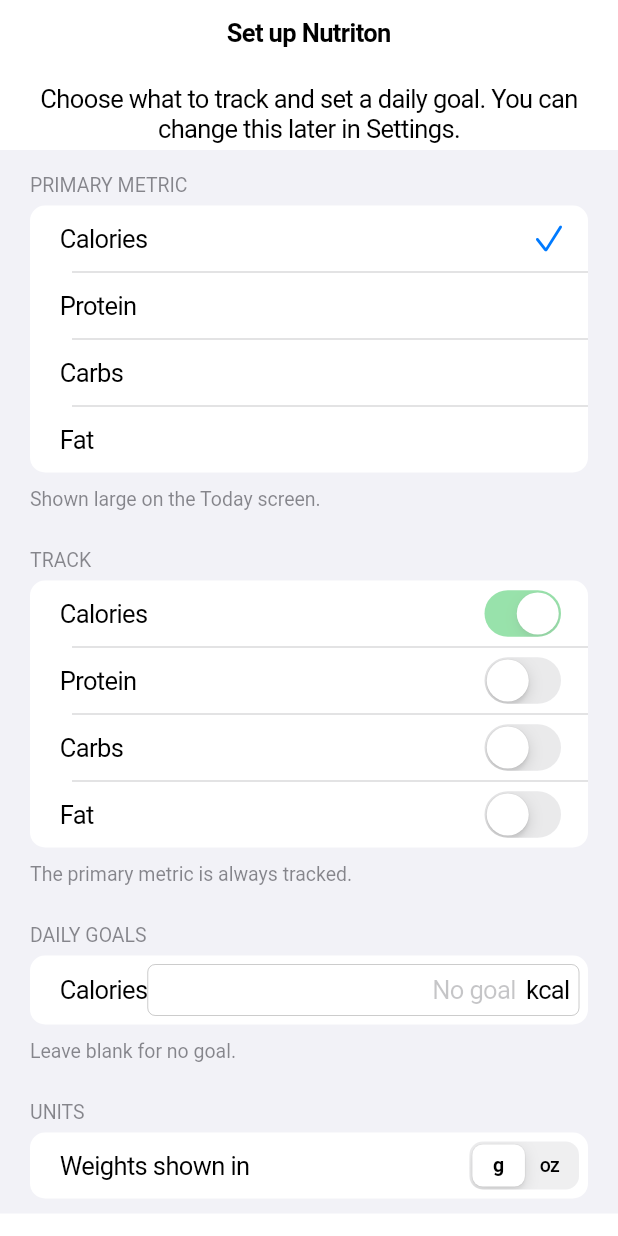
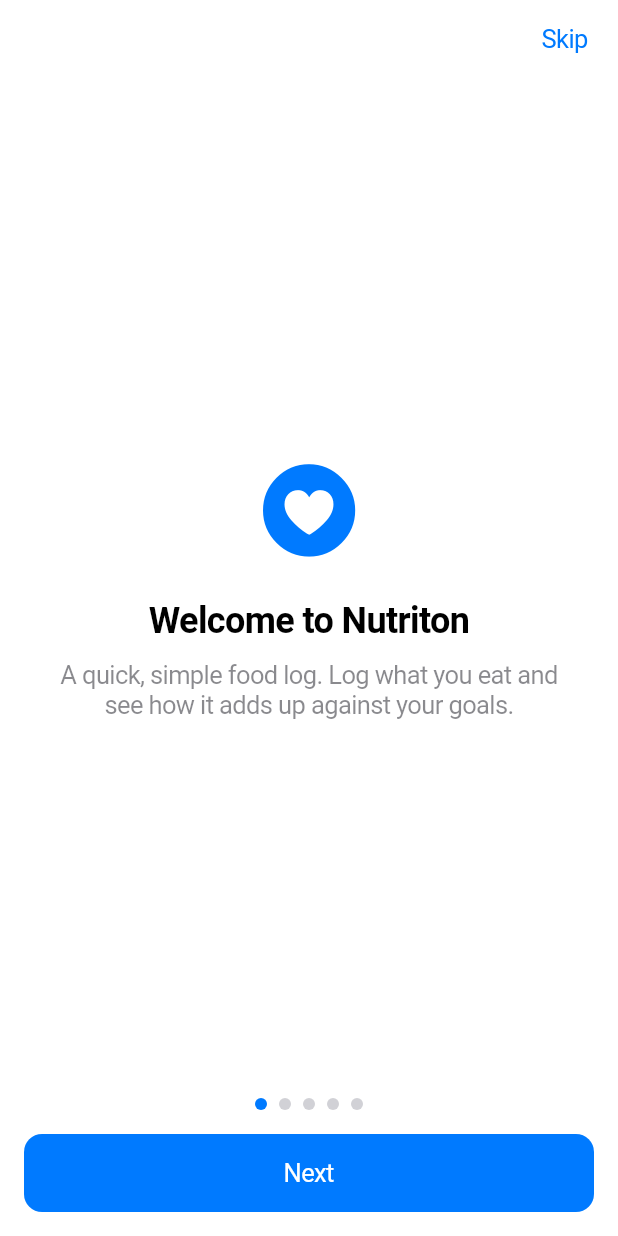
Before and after one commit to Andrew-A-Cruz/nutriton_project, a Flutter app: the screen it shows after launch, on a phone screen of 412 x 824 dp. Run offline on Flutter 3.47's test engine with Material 3 defaults, Android fonts, the phone set to English and light mode, and no system bars; our stand-ins replace drift, drift_flutter, file_picker, fl_chart, flutter_riverpod, shared_preferences; missing offline and left inert: mobile_scanner; accounts and stored records are empty; generated files the repository leaves out were written again.

Commit message:
Add welcome pages and app tour for new users
First launch now shows five swipeable welcome pages before the setup
form, then a spotlight tour of the Today screen and tabs once setup is
saved. The tour can be replayed from Settings > Help, and is not shown
to existing users on launch.

Also fixes two layouts in the preferences form at large text sizes: the
units control and the goal fields were squeezed to no width by their
labels.

Co-Authored-By: Claude Opus 5.5 <noreply@anthropic.com>

```diff
--- a/lib/views/onboarding/onboarding_view.dart
+++ b/lib/views/onboarding/onboarding_view.dart
@@ -2,12 +2,34 @@ import 'package:flutter/cupertino.dart';
 import 'package:flutter_riverpod/flutter_riverpod.dart';
 
 import '../../providers/preferences_providers.dart';
+import '../../providers/tour_providers.dart';
 import 'preferences_form.dart';
+import 'welcome_pages.dart';
 
-/// First-launch screen. Shown until `onboarding_complete` is saved; saving
-/// the form flips the app gate in `app.dart` to the tabs.
-class OnboardingView extends ConsumerWidget {
+/// First launch: the welcome pages, then the setup form. Shown until
+/// `onboarding_complete` is saved; saving the form flips the app gate in
+/// `app.dart` to the tabs and starts the app tour.
+class OnboardingView extends StatelessWidget {
   const OnboardingView({super.key});
+
+  @override
+  Widget build(BuildContext context) {
+    // A nested navigator, so setup can be swiped back to the welcome pages,
+    // and finishing removes both at once when the gate swaps in the tabs.
+    return Navigator(
+      onGenerateRoute: (_) => CupertinoPageRoute<void>(
+        builder: (context) => WelcomePages(
+          onDone: () => Navigator.of(
+            context,
+          ).push(CupertinoPageRoute<void>(builder: (_) => const _SetupView())),
+        ),
+      ),
+    );
+  }
+}
+
+class _SetupView extends ConsumerWidget {
+  const _SetupView();
 
   @override
   Widget build(BuildContext context, WidgetRef ref) {
@@ -31,9 +53,12 @@ class OnboardingView extends ConsumerWidget {
               child: PreferencesForm(
                 initial: initial,
                 submitLabel: 'Get started',
-                onSubmit: (settings) => ref
-                    .read(preferencesProvider.notifier)
-                    .save(settings.copyWith(onboardingComplete: true)),
+                onSubmit: (settings) {
+                  ref.read(tourProvider.notifier).start();
+                  ref
+                      .read(preferencesProvider.notifier)
+                      .save(settings.copyWith(onboardingComplete: true));
+                },
               ),
             ),
           ],
--- a/lib/views/onboarding/preferences_form.dart
+++ b/lib/views/onboarding/preferences_form.dart
@@ -91,6 +91,9 @@ class _PreferencesFormState extends State<PreferencesForm> {
 
   @override
   Widget build(BuildContext context) {
+    // At large text sizes a goal's label goes above its field, since beside
+    // it the label leaves the field almost no width.
+    final stackGoalLabels = MediaQuery.textScalerOf(context).scale(10) > 15;
     return ListView(
       // Dragging the list hides the keyboard, so the goal fields never trap it.
       keyboardDismissBehavior: ScrollViewKeyboardDismissBehavior.onDrag,
@@ -143,10 +146,15 @@ class _PreferencesFormState extends State<PreferencesForm> {
           children: [
             for (final m in Metric.values.where(_tracked.contains))
               CupertinoFormRow(
-                prefix: Text(m.label),
+                prefix: stackGoalLabels ? null : Text(m.label),
                 child: Column(
                   crossAxisAlignment: CrossAxisAlignment.end,
                   children: [
+                    if (stackGoalLabels)
+                      Align(
+                        alignment: Alignment.centerLeft,
+                        child: Text(m.label),
+                      ),
                     CupertinoTextField(
                       key: Key('goal-${m.name}'),
                       controller: _goals[m],
@@ -177,16 +185,23 @@ class _PreferencesFormState extends State<PreferencesForm> {
           ],
         ),
         CupertinoFormSection.insetGrouped(
-          header: const Text('UNITS'),
+          // The label is the header, not a row prefix: at large text sizes a
+          // prefix leaves the control no width.
+          header: const Text('SHOW WEIGHTS IN'),
           children: [
-            CupertinoFormRow(
-              prefix: const Text('Weights shown in'),
-              child: CupertinoSlidingSegmentedControl<WeightUnit>(
-                groupValue: _unit,
-                children: {for (final u in WeightUnit.values) u: Text(u.name)},
-                onValueChanged: (u) {
-                  if (u != null) setState(() => _unit = u);
-                },
+            Padding(
+              padding: const EdgeInsets.all(12),
+              child: SizedBox(
+                width: double.infinity,
+                child: CupertinoSlidingSegmentedControl<WeightUnit>(
+                  groupValue: _unit,
+                  children: {
+                    for (final u in WeightUnit.values) u: Text(u.name),
+                  },
+                  onValueChanged: (u) {
+                    if (u != null) setState(() => _unit = u);
+                  },
+                ),
               ),
             ),
           ],
--- /dev/null
+++ b/lib/views/onboarding/welcome_pages.dart
@@ -0,0 +1,192 @@
+import 'package:flutter/cupertino.dart';
+
+typedef _WelcomePage = ({IconData icon, String title, String body});
+
+const _pages = <_WelcomePage>[
+  (
+    icon: CupertinoIcons.heart_circle_fill,
+    title: 'Welcome to Nutriton',
+    body:
+        'A quick, simple food log. Log what you eat and see how it adds up '
+        'against your goals.',
+  ),
+  (
+    icon: CupertinoIcons.plus_circle_fill,
+    title: 'Log in a few taps',
+    body:
+        'Pick a recent food, a saved food or meal, or type in a one-off. '
+        'Scan a barcode to fill in nutrition facts for you.',
+  ),
+  (
+    icon: CupertinoIcons.book_fill,
+    title: 'Build your catalog',
+    body:
+        'Save the foods you eat often and combine them into meals. Plan a '
+        'meal for certain days and it shows up on Today, ready to confirm.',
+  ),
+  (
+    icon: CupertinoIcons.chart_bar_fill,
+    title: 'See your progress',
+    body:
+        'Today shows your totals for the day. Summary shows your averages '
+        'over a week, a month or a year.',
+  ),
+  (
+    icon: CupertinoIcons.lock_shield_fill,
+    title: 'Your data stays yours',
+    body:
+        'No account and no ads. Everything is stored on this device, and you '
+        'can export a backup from Settings at any time.',
+  ),
+];
+
+/// Intro pages shown before the setup form on first launch. Calls [onDone]
+/// from the last page or from Skip.
+class WelcomePages extends StatefulWidget {
+  const WelcomePages({super.key, required this.onDone});
+
+  final VoidCallback onDone;
+
+  @override
+  State<WelcomePages> createState() => _WelcomePagesState();
+}
+
+class _WelcomePagesState extends State<WelcomePages> {
+  final _controller = PageController();
+  int _page = 0;
+
+  bool get _last => _page == _pages.length - 1;
+
+  @override
+  void dispose() {
+    _controller.dispose();
+    super.dispose();
+  }
+
+  void _next() {
+    if (_last) {
+      widget.onDone();
+    } else {
+      _controller.nextPage(
+        duration: const Duration(milliseconds: 300),
+        curve: Curves.easeInOut,
+      );
+    }
+  }
+
+  @override
+  Widget build(BuildContext context) {
+    return CupertinoPageScaffold(
+      child: SafeArea(
+        child: Column(
+          children: [
+            Align(
+              alignment: Alignment.centerRight,
+              // Kept in the layout on the last page, so the pages don't jump.
+              child: Visibility.maintain(
+                visible: !_last,
+                child: CupertinoButton(
+                  key: const Key('welcome-skip'),
+                  onPressed: widget.onDone,
+                  child: const Text('Skip'),
+                ),
+              ),
+            ),
+            Expanded(
+              child: PageView(
+                key: const Key('welcome-pages'),
+                controller: _controller,
+                onPageChanged: (page) => setState(() => _page = page),
+                children: [for (final page in _pages) _PageBody(page: page)],
+              ),
+            ),
+            _Dots(count: _pages.length, current: _page),
+            Padding(
+              padding: const EdgeInsets.all(16),
+              child: SizedBox(
+                width: double.infinity,
+                child: CupertinoButton.filled(
+                  key: const Key('welcome-next'),
+                  onPressed: _next,
+                  child: Text(_last ? 'Set up' : 'Next'),
+                ),
+              ),
+            ),
+          ],
+        ),
+      ),
+    );
+  }
+}
+
+class _PageBody extends StatelessWidget {
+  const _PageBody({required this.page});
+
+  final _WelcomePage page;
+
+  @override
+  Widget build(BuildContext context) {
+    return Center(
+      // Scrolls at large text sizes instead of overflowing.
+      child: SingleChildScrollView(
+        padding: const EdgeInsets.symmetric(horizontal: 32, vertical: 16),
+        child: Column(
+          children: [
+            Icon(
+              page.icon,
+              size: 72,
+              color: CupertinoTheme.of(context).primaryColor,
+            ),
+            const SizedBox(height: 24),
+            Text(
+              page.title,
+              textAlign: TextAlign.center,
+              style: const TextStyle(fontSize: 24, fontWeight: FontWeight.bold),
+            ),
+            const SizedBox(height: 12),
+            Text(
+              page.body,
+              textAlign: TextAlign.center,
+              style: TextStyle(
+                fontSize: 17,
+                color: CupertinoColors.secondaryLabel.resolveFrom(context),
+              ),
+            ),
+          ],
+        ),
+      ),
+    );
+  }
+}
+
+/// Page indicator: one dot per page, the current one filled.
+class _Dots extends StatelessWidget {
+  const _Dots({required this.count, required this.current});
+
+  final int count;
+  final int current;
+
+  @override
+  Widget build(BuildContext context) {
+    final on = CupertinoTheme.of(context).primaryColor;
+    final off = CupertinoColors.systemGrey4.resolveFrom(context);
+    return Semantics(
+      label: 'Page ${current + 1} of $count',
+      child: Row(
+        mainAxisAlignment: MainAxisAlignment.center,
+        children: [
+          for (var i = 0; i < count; i++)
+            Container(
+              width: 8,
+              height: 8,
+              margin: const EdgeInsets.symmetric(horizontal: 4),
+              decoration: BoxDecoration(
+                shape: BoxShape.circle,
+                color: i == current ? on : off,
+              ),
+            ),
+        ],
+      ),
+    );
+  }
+}
```
Also changed, not shown: lib/app.dart (+28 -6 lines), lib/providers/tour_providers.dart (added, +21 -0 lines), lib/views/home/home_view.dart (+21 -4 lines), lib/views/settings/settings_view.dart (+25 -1 lines), lib/views/tour/app_tour.dart (added, +314 -0 lines), 4 other files.
